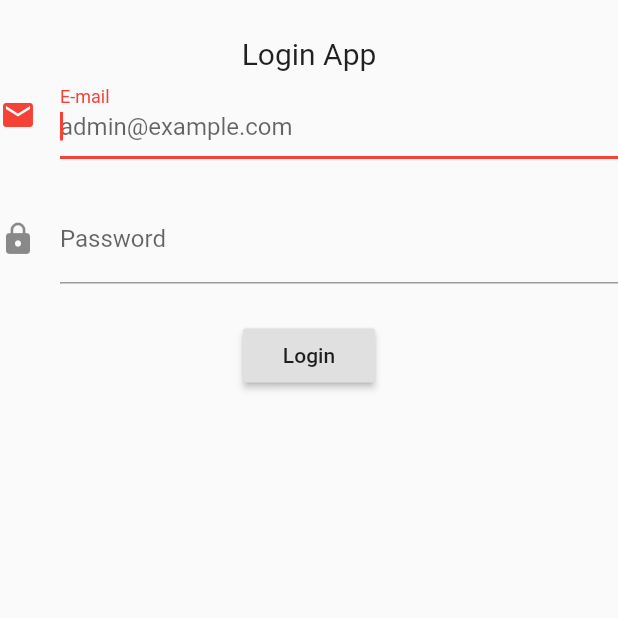
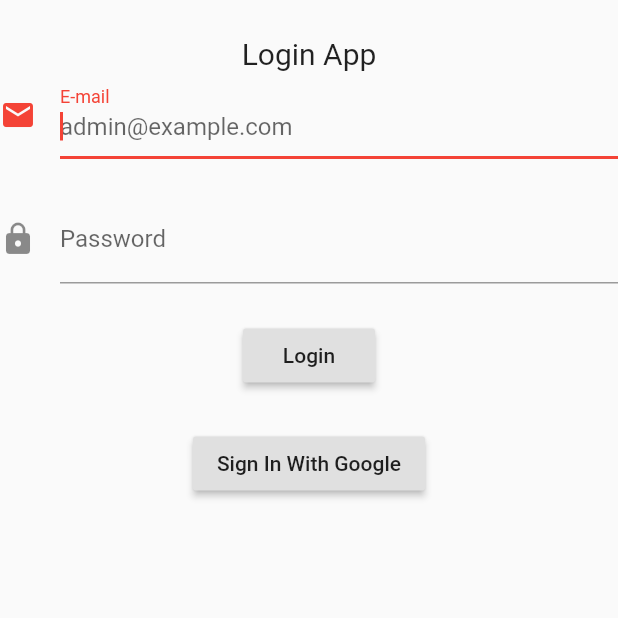
Before and after one commit to ChangJoo-Park/flutter_firebase_auth_todo, a Flutter app: the screen it shows after launch, on a phone screen of 412 x 824 dp, the top half of it. Run offline on Flutter 3.47's test engine with Material 2 defaults, Android fonts, the phone set to English and light mode, and no system bars; our stand-ins replace firebase_auth, google_sign_in; accounts and stored records are empty.

Commit message:
Add Sign In with Google

```diff
--- a/lib/screens/login_screen.dart
+++ b/lib/screens/login_screen.dart
@@ -13,11 +13,25 @@ class LoginScreen extends StatefulWidget {
 }
 
 class LoginScreenState extends State<LoginScreen> {
+  final FirebaseAuth _auth = FirebaseAuth.instance;
+  final GoogleSignIn _googleSignIn = new GoogleSignIn();
+
   final GlobalKey<FormState> formKey = new GlobalKey<FormState>();
   final GlobalKey<ScaffoldState> scaffoldKey = new GlobalKey<ScaffoldState>();
 
   String _email, _password = '';
   bool _isLoading = false;
+
+  Future<FirebaseUser> _testSignInWithGoogle() async {
+    GoogleSignInAccount googleSignInAccount = await _googleSignIn.signIn();
+    GoogleSignInAuthentication gSA = await googleSignInAccount.authentication;
+
+    FirebaseUser user = await _auth.signInWithGoogle(
+        idToken: gSA.idToken, accessToken: gSA.accessToken);
+
+    print("User Name : ${user.displayName}");
+    return user;
+  }
 
   void _submit() {
     final form = formKey.currentState;
@@ -48,16 +62,18 @@ class LoginScreenState extends State<LoginScreen> {
           key: formKey,
           child: _isLoading
               ? new Container(
-                alignment: Alignment.center,
-                child: new CircularProgressIndicator(),
-              )
+                  alignment: Alignment.center,
+                  child: new CircularProgressIndicator(),
+                )
               : new Column(
                   children: <Widget>[
                     const SizedBox(height: 24.0),
-                    new Text('Login App',
-                    style: new TextStyle(
-                      fontSize: 20.0,
-                    ),),
+                    new Text(
+                      'Login App',
+                      style: new TextStyle(
+                        fontSize: 20.0,
+                      ),
+                    ),
                     new TextFormField(
                       autofocus: true,
                       onSaved: (val) => _email = val,
@@ -80,7 +96,16 @@ class LoginScreenState extends State<LoginScreen> {
                     ),
                     const SizedBox(height: 24.0),
                     new RaisedButton(
-                        onPressed: _submit, child: new Text('Login'))
+                      onPressed: _submit,
+                      child: new Text('Login'),
+                    ),
+                    const SizedBox(height: 24.0),
+                    new RaisedButton(
+                      onPressed: () => _testSignInWithGoogle()
+                          .then((FirebaseUser user) => print(user))
+                          .catchError((e) => print(e)),
+                      child: new Text('Sign In With Google'),
+                    ),
                   ],
                 ),
         ),
```
Also changed, not shown: 2 other files.
